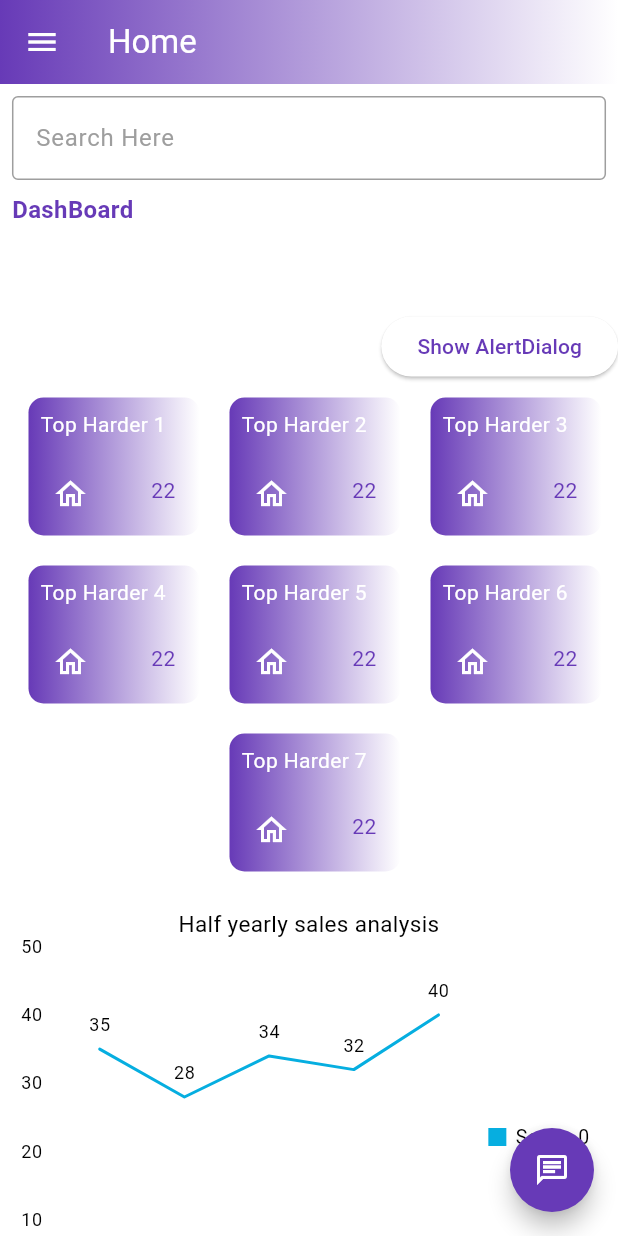
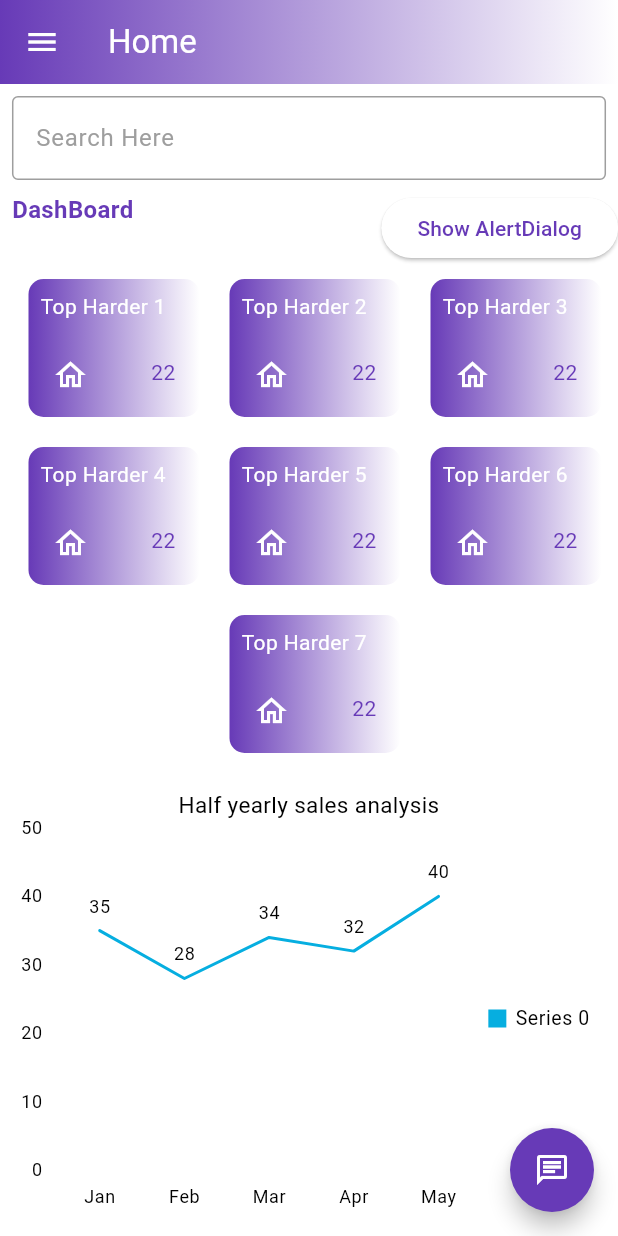
Before and after one commit to postboxat18/flutterbootstrap5, a Flutter app: the Home screen opened directly, on a phone screen of 412 x 824 dp. Run offline on Flutter 3.47's test engine with Material 3 defaults, Android fonts, the phone set to English and light mode, and no system bars; our stand-ins replace dropdown_textfield, grouped_list, syncfusion_flutter_charts; missing offline and left inert: dialog_flowtter, flutter_listfilter, intersperse.

```diff
--- a/example/lib/Home/Alert/AlertUI.dart
+++ b/example/lib/Home/Alert/AlertUI.dart
@@ -20,31 +20,7 @@ class _MedUIState extends State<AlertUI> {
   @override
   Widget build(BuildContext context) {
     width = MediaQuery.of(context).size.width;
-    return Column(
-      crossAxisAlignment: CrossAxisAlignment.end,
-      mainAxisAlignment: MainAxisAlignment.end,
-      children: [
-        AppBar(
-          flexibleSpace: Container(
-            decoration: BoxDecoration(gradient: gradientFunc()),
-          ),
-          leadingWidth: 25,
-          leading: IconButton(
-              onPressed: () {
-                // Navigator.pop(context);
-              },
-              icon: Icon(
-                Icons.stop_circle,
-                color: Colors.white,
-              )),
-          title: Text(
-            "Alert",
-            style: TextStyle(
-              color: Colors.white,
-            ),
-          ),
-        ),
-        ElevatedButton(
+    return ElevatedButton(
       onPressed: () {
         showDialog(
           context: context,
@@ -69,8 +45,6 @@ class _MedUIState extends State<AlertUI> {
         );
       },
       child: Text('Show AlertDialog'),
-        ),
-      ],
     );
   }
 
--- a/example/lib/Home/Dash/dash.dart
+++ b/example/lib/Home/Dash/dash.dart
@@ -56,7 +56,7 @@ class _DashState extends State<Dash> {
           ),
           //TITLE
           FB5Row(
-            classNames: 'ms-2 justify-content-start',
+            classNames: 'ms-2 justify-content-between',
             children: [
               FB5Col(
                 child: Text(
@@ -67,14 +67,11 @@ class _DashState extends State<Dash> {
                       fontWeight: FontWeight.bold),
                 ),
               ),
+              //ALERT DIALOG
+              FB5Col(child: AlertUI(),)
             ],
           ),
-          //ALERT DIALOG
-          FB5Row(
-            classNames: 'align-content-end' ,
-              children: [
-            FB5Col(child: AlertUI(),)
-          ]),
+
           //HEADER
           FB5Row(
             classNames:
--- a/example/lib/main.dart
+++ b/example/lib/main.dart
@@ -1,6 +1,6 @@
 import 'package:flutter/material.dart';
+
 import 'Auth/login.dart';
-import 'Home/Home.dart';
 
 void main() {
   runApp(const MyApp());
```
Lines whose indentation alone changed are shown as unchanged.
